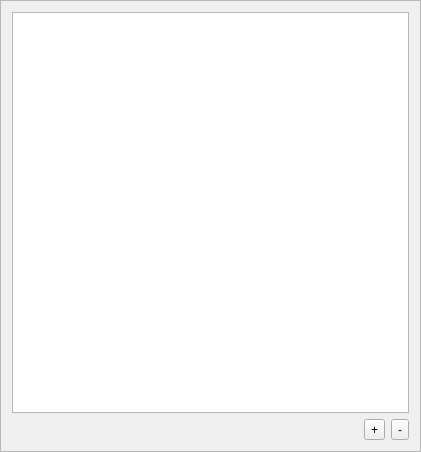
Before: the Qt Designer form ui/AttackScripts.ui in dmzgroup/css, drawn with Qt 5.
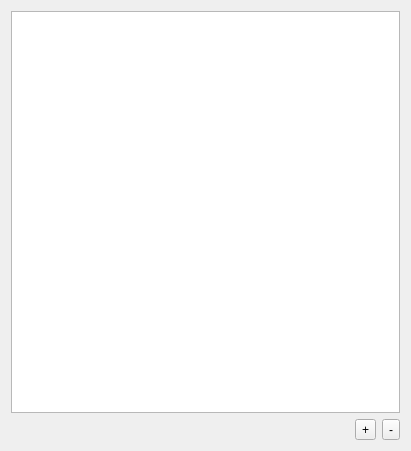
After: the same form once the commit is applied.

Commit message: Added loading and saving of attack scripts.

Diff of the .ui file:
```diff
--- a/ui/AttackScripts.ui
+++ b/ui/AttackScripts.ui
@@ -1,24 +1,18 @@
 <?xml version="1.0" encoding="UTF-8"?>
 <ui version="4.0">
  <class>Frame</class>
- <widget class="QFrame" name="Frame">
+ <widget class="QWidget" name="Frame">
   <property name="geometry">
    <rect>
     <x>0</x>
     <y>0</y>
-    <width>421</width>
-    <height>452</height>
+    <width>411</width>
+    <height>451</height>
    </rect>
   </property>
   <property name="windowTitle">
    <string>Attack Scripts</string>
   </property>
-  <property name="frameShape">
-   <enum>QFrame::StyledPanel</enum>
-  </property>
-  <property name="frameShadow">
-   <enum>QFrame::Raised</enum>
-  </property>
   <layout class="QVBoxLayout" name="verticalLayout">
    <item>
     <widget class="QListWidget" name="fileList"/>
```
The commit also changes 9 other files.
